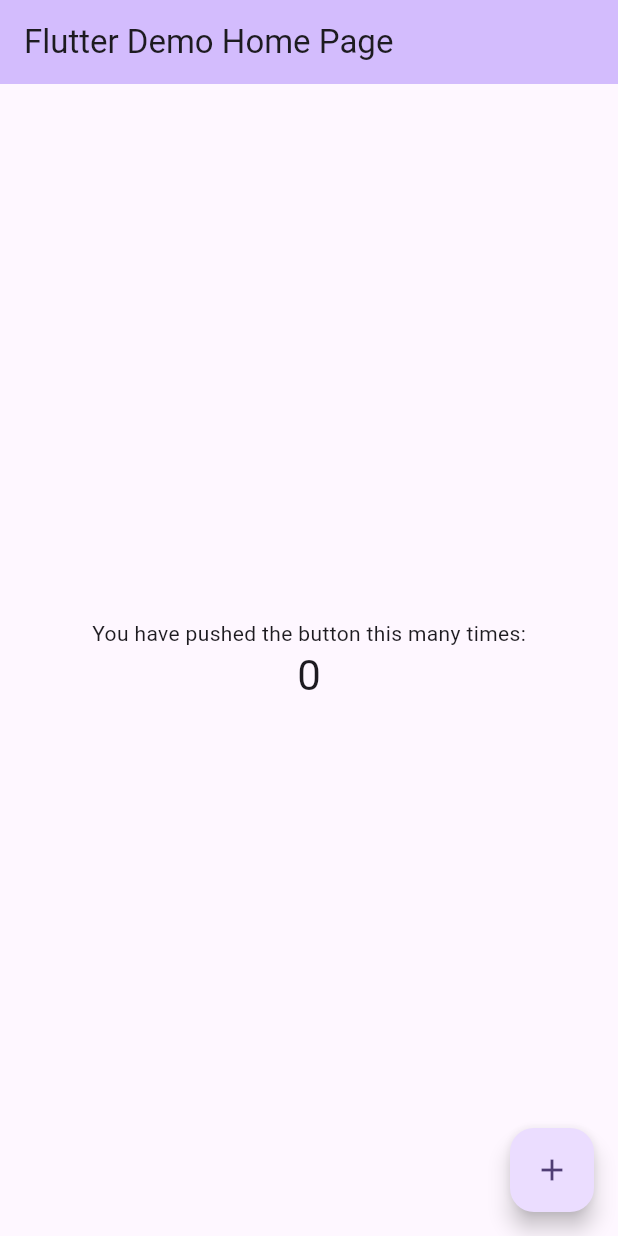
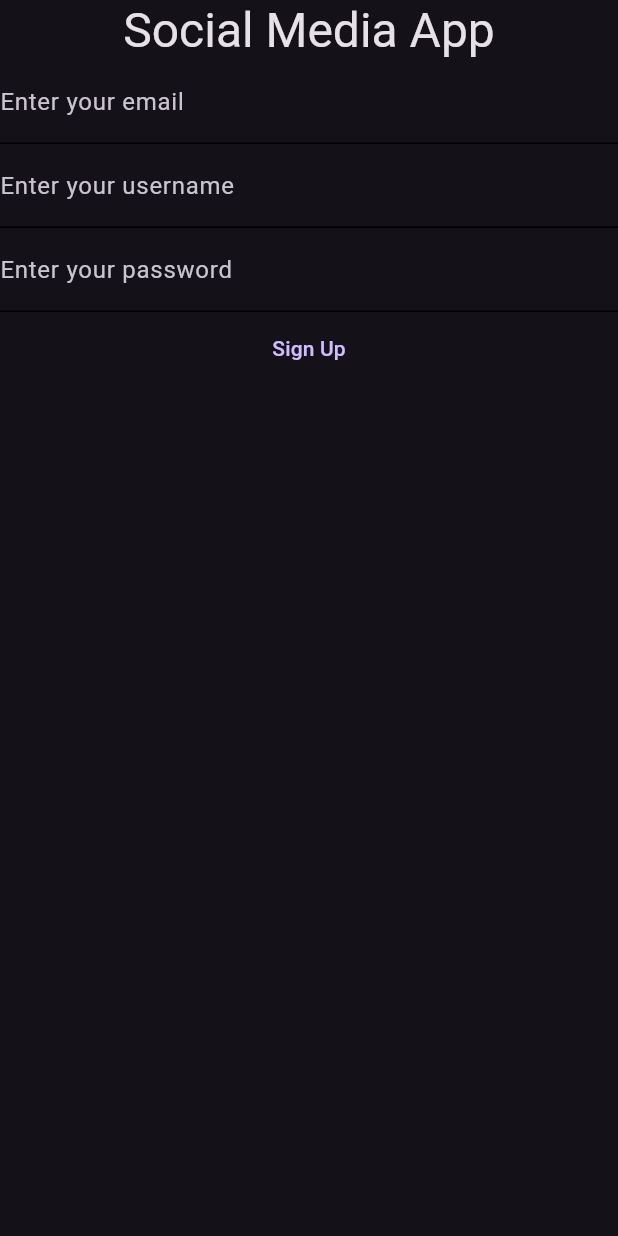
Before and after one commit to adametsderschopfer/social_media_flutter_edu, a Flutter app: the screen it shows after launch, on a phone screen of 412 x 824 dp. Run offline on Flutter 3.47's test engine with Material 3 defaults, Android fonts, the phone set to English and light mode, and no system bars.

Commit message:
feat: add peace of elements for sign up form

```diff
--- a/lib/main.dart
+++ b/lib/main.dart
@@ -1,4 +1,5 @@
 import 'package:flutter/material.dart';
+import 'package:social_media_flutter_edu/screens/sign_up_screen.dart';
 
 void main() {
   runApp(const MyApp());
@@ -7,119 +8,11 @@ void main() {
 class MyApp extends StatelessWidget {
   const MyApp({super.key});
 
-  // This widget is the root of your application.
   @override
   Widget build(BuildContext context) {
     return MaterialApp(
-      title: 'Flutter Demo',
-      theme: ThemeData(
-        // This is the theme of your application.
-        //
-        // TRY THIS: Try running your application with "flutter run". You'll see
-        // the application has a purple toolbar. Then, without quitting the app,
-        // try changing the seedColor in the colorScheme below to Colors.green
-        // and then invoke "hot reload" (save your changes or press the "hot
-        // reload" button in a Flutter-supported IDE, or press "r" if you used
-        // the command line to start the app).
-        //
-        // Notice that the counter didn't reset back to zero; the application
-        // state is not lost during the reload. To reset the state, use hot
-        // restart instead.
-        //
-        // This works for code too, not just values: Most code changes can be
-        // tested with just a hot reload.
-        colorScheme: ColorScheme.fromSeed(seedColor: Colors.deepPurple),
-        useMaterial3: true,
-      ),
-      home: const MyHomePage(title: 'Flutter Demo Home Page'),
-    );
+        title: 'Flutter Demo',
+        theme: ThemeData.dark(),
+        home: const SignUpScreen());
   }
 }
-
-class MyHomePage extends StatefulWidget {
-  const MyHomePage({super.key, required this.title});
-
-  // This widget is the home page of your application. It is stateful, meaning
-  // that it has a State object (defined below) that contains fields that affect
-  // how it looks.
-
-  // This class is the configuration for the state. It holds the values (in this
-  // case the title) provided by the parent (in this case the App widget) and
-  // used by the build method of the State. Fields in a Widget subclass are
-  // always marked "final".
-
-  final String title;
-
-  @override
-  State<MyHomePage> createState() => _MyHomePageState();
-}
-
-class _MyHomePageState extends State<MyHomePage> {
-  int _counter = 0;
-
-  void _incrementCounter() {
-    setState(() {
-      // This call to setState tells the Flutter framework that something has
-      // changed in this State, which causes it to rerun the build method below
-      // so that the display can reflect the updated values. If we changed
-      // _counter without calling setState(), then the build method would not be
-      // called again, and so nothing would appear to happen.
-      _counter++;
-    });
-  }
-
-  @override
-  Widget build(BuildContext context) {
-    // This method is rerun every time setState is called, for instance as done
-    // by the _incrementCounter method above.
-    //
-    // The Flutter framework has been optimized to make rerunning build methods
-    // fast, so that you can just rebuild anything that needs updating rather
-    // than having to individually change instances of widgets.
-    return Scaffold(
-      appBar: AppBar(
-        // TRY THIS: Try changing the color here to a specific color (to
-        // Colors.amber, perhaps?) and trigger a hot reload to see the AppBar
-        // change color while the other colors stay the same.
-        backgroundColor: Theme.of(context).colorScheme.inversePrimary,
-        // Here we take the value from the MyHomePage object that was created by
-        // the App.build method, and use it to set our appbar title.
-        title: Text(widget.title),
-      ),
-      body: Center(
-        // Center is a layout widget. It takes a single child and positions it
-        // in the middle of the parent.
-        child: Column(
-          // Column is also a layout widget. It takes a list of children and
-          // arranges them vertically. By default, it sizes itself to fit its
-          // children horizontally, and tries to be as tall as its parent.
-          //
-          // Column has various properties to control how it sizes itself and
-          // how it positions its children. Here we use mainAxisAlignment to
-          // center the children vertically; the main axis here is the vertical
-          // axis because Columns are vertical (the cross axis would be
-          // horizontal).
-          //
-          // TRY THIS: Invoke "debug painting" (choose the "Toggle Debug Paint"
-          // action in the IDE, or press "p" in the console), to see the
-          // wireframe for each widget.
-          mainAxisAlignment: MainAxisAlignment.center,
-          children: <Widget>[
-            const Text(
-              'You have pushed the button this many times:',
-            ),
-            Text(
-              '$_counter',
-              style: Theme.of(context).textTheme.headlineMedium,
-            ),
-          ],
-        ),
-      ),
-      floatingActionButton: FloatingActionButton(
-        onPressed: _incrementCounter,
-        tooltip: 'Increment',
-        child: const Icon(Icons.add),
-      ), // This trailing comma makes auto-formatting nicer for build methods.
-    );
-  }
-}
--- /dev/null
+++ b/lib/screens/sign_up_screen.dart
@@ -0,0 +1,105 @@
+import 'package:flutter/material.dart';
+
+class SignUpScreen extends StatefulWidget {
+  const SignUpScreen({super.key});
+
+  @override
+  _SignUpScreenState createState() => _SignUpScreenState();
+}
+
+class _SignUpScreenState extends State<SignUpScreen> {
+  final _formKey = GlobalKey<FormState>();
+
+  String _email = "";
+  String _username = "";
+  String _password = "";
+
+  @override
+  Widget build(BuildContext context) {
+    return Scaffold(
+        body: SafeArea(
+            child: Form(
+      key: _formKey,
+      child: Column(
+        children: <Widget>[
+          Text("Social Media App",
+              style: Theme.of(context).textTheme.headlineLarge),
+
+          // email
+          TextFormField(
+            keyboardType: TextInputType.emailAddress,
+            decoration: const InputDecoration(
+                labelText: "Enter your email",
+                enabledBorder: UnderlineInputBorder(
+                    borderSide: BorderSide(color: Colors.black))),
+            onFieldSubmitted: (_) {},
+            onSaved: (value) {
+              _email = value!.trim();
+            },
+            validator: (String? value) {
+              if (value!.isEmpty) {
+                return "Please enter your email";
+              }
+
+              // todo: add validator for email
+
+              return null;
+            },
+          ),
+
+          // username
+          TextFormField(
+            decoration: const InputDecoration(
+                labelText: "Enter your username",
+                enabledBorder: UnderlineInputBorder(
+                    borderSide: BorderSide(color: Colors.black))),
+            onFieldSubmitted: (_) {},
+            onSaved: (value) {
+              _username = value!.trim();
+            },
+            validator: (String? value) {
+              if (value!.isEmpty) {
+                return "Please enter your username";
+              }
+
+              // todo: add validator for username
+
+              return null;
+            },
+          ),
+
+          // password
+          TextFormField(
+            obscureText: true,
+            decoration: const InputDecoration(
+                labelText: "Enter your password",
+                enabledBorder: UnderlineInputBorder(
+                    borderSide: BorderSide(color: Colors.black))),
+            onFieldSubmitted: (_) {},
+            onSaved: (value) {
+              _password = value!.trim();
+            },
+            validator: (String? value) {
+              if (value!.isEmpty) {
+                return "Please enter your password";
+              }
+
+              if (value.length < 5) {
+                return "Please enter longer password";
+              }
+
+              // todo: add validator for password
+
+              return null;
+            },
+          ),
+
+          TextButton(
+            child: const Text("Sign Up"),
+            onPressed: () {},
+          )
+        ],
+      ),
+    )));
+  }
+}
```
Also changed, not shown: lib/screens/chat_screen.dart (added), lib/screens/sign_in_screen.dart (added).
